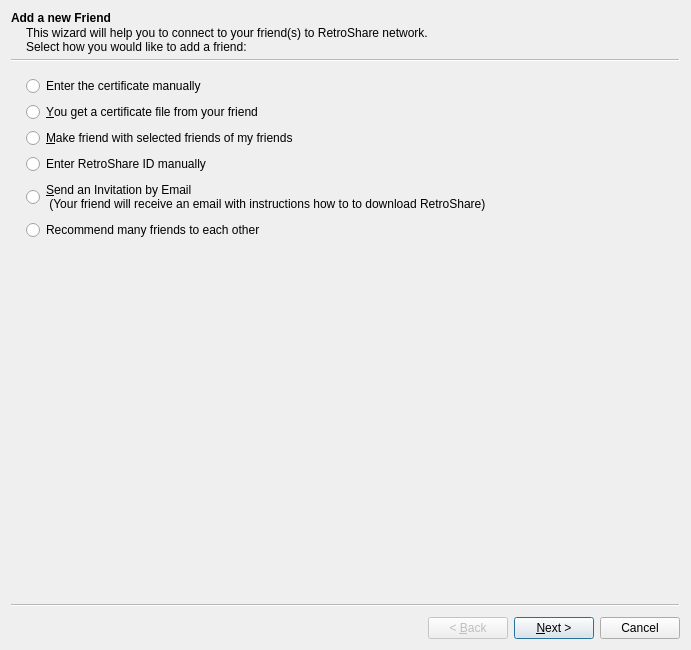
Old version of the form retroshare-gui/src/gui/connect/ConnectFriendWizard.ui in the repository RetroShare/RetroShare.
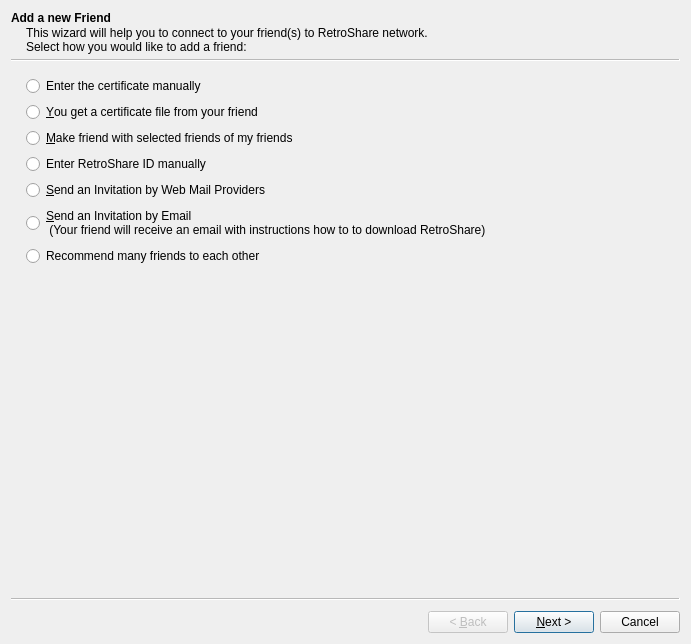
New version of the form. Icons and pictures are not drawn. Custom widgets are drawn as their Qt base class.

Commit message: Added Invite page for Web Mail Providers (Connect Friend Wizard) Added select page style for Quick Start Wizard.

What changed in the file:
```diff
--- a/retroshare-gui/src/gui/connect/ConnectFriendWizard.ui
+++ b/retroshare-gui/src/gui/connect/ConnectFriendWizard.ui
@@ -7,7 +7,7 @@
     <x>0</x>
     <y>0</y>
     <width>691</width>
-    <height>650</height>
+    <height>644</height>
    </rect>
   </property>
   <property name="windowTitle">
@@ -56,6 +56,13 @@
       </property>
      </widget>
     </item>
+    <item>
+     <widget class="QRadioButton" name="webmailRadioButton">
+      <property name="text">
+       <string>&amp;Send an Invitation by Web Mail Providers</string>
+      </property>
+     </widget>
+    </item>
     <item>
      <widget class="QRadioButton" name="emailRadioButton">
       <property name="text">
```
Left out of the diff: 205 changed lines with no effect on the pictures. The commit also changes 16 other files.
